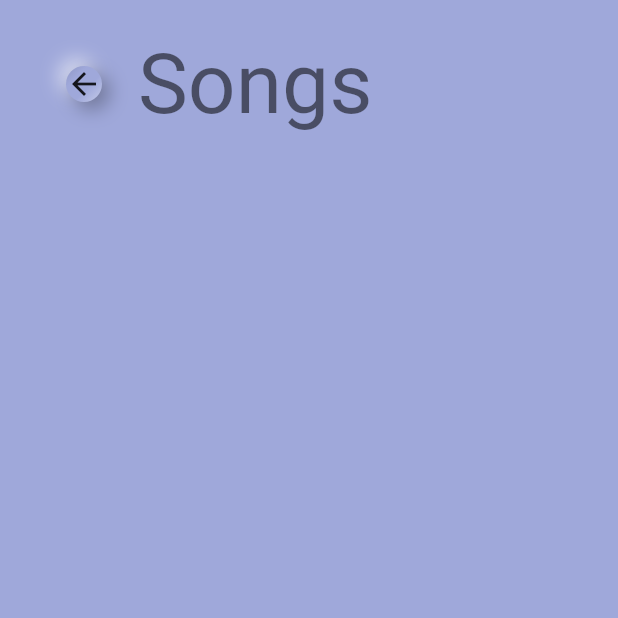
After one commit to the-lazy-learner/music-player-android, a Flutter app: the screen it shows after launch, after a tap on "Songs", on a phone screen of 412 x 824 dp, the top half of it. The commit adds this screen. Run offline on Flutter 3.47's test engine with Material 2 defaults, Android fonts, the phone set to English and light mode, and no system bars; missing offline and left inert: flutter_audio_query.

Commit message:
Add  soft buttons.

```diff
--- a/lib/home_screen/home_screen.dart
+++ b/lib/home_screen/home_screen.dart
@@ -2,6 +2,7 @@ import 'package:flutter/material.dart';
 
 import 'artists_screen.dart';
 import 'category_card.dart';
+import 'songs_screen.dart';
 
 class HomeScreen extends StatelessWidget {
   @override
@@ -10,9 +11,16 @@ class HomeScreen extends StatelessWidget {
       body: GridView.count(
         crossAxisCount: 2,
         children: <Widget>[
-          CategoryCard(
-            title: 'Songs',
-            icon: Icons.music_note,
+          GestureDetector(
+            child: CategoryCard(
+              title: 'Songs',
+              icon: Icons.music_note,
+            ),
+            onTap: () {
+              Navigator.push(context,
+                MaterialPageRoute(builder: (context) => SongsScreen())
+              );
+            },
           ),
           GestureDetector(
             child: CategoryCard(
@@ -20,10 +28,8 @@ class HomeScreen extends StatelessWidget {
               icon: Icons.account_circle,
             ),
             onTap: () {
-              Navigator.push(
-                context,
-                MaterialPageRoute(builder: (context) => ArtistsScreen())
-              );
+              Navigator.push(context,
+                  MaterialPageRoute(builder: (context) => ArtistsScreen()));
             },
           ),
           CategoryCard(
--- /dev/null
+++ b/lib/home_screen/songs_screen.dart
@@ -0,0 +1,33 @@
+import 'package:flutter/material.dart';
+
+import '../ui/soft_button.dart';
+
+class SongsScreen extends StatelessWidget {
+  @override
+  Widget build(BuildContext context) {
+    return Scaffold(
+      body: Stack(
+        children: [
+          Positioned(
+            left: 20,
+            top: MediaQuery.of(context).padding.top + 20,
+            child: Row(
+              mainAxisAlignment: MainAxisAlignment.start,
+              crossAxisAlignment: CrossAxisAlignment.center,
+              children: <Widget>[
+                SoftButton(
+                  child: Icon(Icons.arrow_back),
+                  onTap: () => Navigator.maybePop(context),
+                ),
+                Text(
+                  'Songs',
+                  style: Theme.of(context).textTheme.headline2,
+                ),
+              ],
+            ),
+          ),
+        ],
+      ),
+    );
+  }
+}
--- a/lib/main.dart
+++ b/lib/main.dart
@@ -9,6 +9,12 @@ class MyApp extends StatelessWidget {
   Widget build(BuildContext context) {
     return MaterialApp(
       title: 'Music Player',
+      theme: ThemeData(
+        primarySwatch: Colors.indigo,
+        backgroundColor: Colors.indigo.shade200,
+        scaffoldBackgroundColor: Colors.indigo.shade200,
+        dialogBackgroundColor: Colors.indigo.shade200,
+      ),
       home: HomeScreen(),
     );
   }
--- /dev/null
+++ b/lib/ui/soft_button.dart
@@ -0,0 +1,86 @@
+import 'package:flutter/material.dart';
+
+class SoftButton extends StatefulWidget {
+  final double bevel;
+  final Widget child;
+  final Color color;
+  final VoidCallback onTap;
+  final double borderRadius;
+
+  const SoftButton({
+    Key key,
+    this.bevel = 10,
+    this.child,
+    this.color,
+    this.onTap,
+    this.borderRadius = 0.5,
+  }) : super(key: key);
+
+  @override
+  _SoftButtonState createState() => _SoftButtonState();
+}
+
+class _SoftButtonState extends State<SoftButton> {
+  bool _isPressed = false;
+
+  void _onPointerDown(PointerDownEvent event) {
+    setState(() {
+      _isPressed = true;
+    });
+  }
+
+  void _onPointerUp(PointerUpEvent event) {
+    setState(() {
+      _isPressed = false;
+    });
+  }
+
+  @override
+  Widget build(BuildContext context) {
+    final blurOffset = Offset(widget.bevel / 2, widget.bevel / 2);
+    final color = widget.color ?? Theme.of(context).backgroundColor;
+
+    return GestureDetector(
+      onTap: this.widget.onTap,
+      child: Listener(
+        onPointerDown: _onPointerDown,
+        onPointerUp: _onPointerUp,
+        child: Padding(
+          padding: const EdgeInsets.all(24.0),
+          child: DecoratedBox(
+            decoration: BoxDecoration(
+              borderRadius: BorderRadius.circular(30.0),
+              color: Color.lerp(color, Colors.white, 0.6),
+              gradient: LinearGradient(
+                begin: Alignment.topLeft,
+                end: Alignment.bottomRight,
+                colors: [
+                  _isPressed ? color : Color.lerp(color, Colors.black, 0.1),
+                  _isPressed ? Color.lerp(color, Colors.black, 0.05) : color,
+                  _isPressed ? Color.lerp(color, Colors.black, 0.05) : color,
+                  Color.lerp(color, Colors.white, _isPressed ? 0.2 : 0.4),
+                ],
+                stops: [0.0, 0.3, 0.6, 1.0],
+              ),
+              boxShadow: _isPressed
+                  ? null
+                  : [
+                      BoxShadow(
+                        blurRadius: widget.bevel,
+                        offset: -blurOffset,
+                        color: Color.lerp(color, Colors.white, 0.6),
+                      ),
+                      BoxShadow(
+                        blurRadius: widget.bevel,
+                        offset: blurOffset,
+                        color: Color.lerp(color, Colors.black, 0.3),
+                      ),
+                    ],
+            ),
+            child: this.widget.child,
+          ),
+        ),
+      ),
+    );
+  }
+}
--- a/pubspec.yaml
+++ b/pubspec.yaml
@@ -23,6 +23,8 @@ dependencies:
   # The following adds the Cupertino Icons font to your application.
   # Use with the CupertinoIcons class for iOS style icons.
   flutter_audio_query: ^0.3.4+2
+  audio_service: ^0.6.2
+  just_audio: ^0.1.3
   cupertino_icons: ^0.1.2
 
 dev_dependencies:
```
Also changed, not shown: pubspec.lock.
